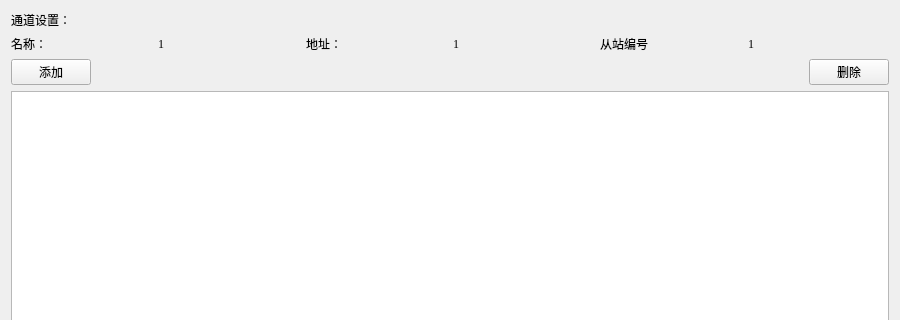
Before: the Qt Designer form Channelsettings.ui in wojiaoguowei/modbus, drawn with Qt 5; both pictures show x 0 to 900 and y 0 to 320 of the 900 by 469 pixel window.
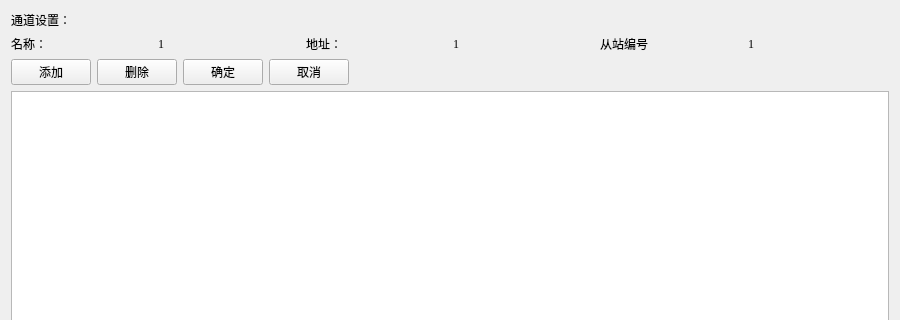
After: the same form once the commit is applied.

```diff
--- a/Channelsettings.ui
+++ b/Channelsettings.ui
@@ -127,6 +127,27 @@
        </property>
       </widget>
      </item>
+     <item>
+      <widget class="QPushButton" name="pushButton_2">
+       <property name="text">
+        <string>删除</string>
+       </property>
+      </widget>
+     </item>
+     <item>
+      <widget class="QPushButton" name="pushButton_3">
+       <property name="text">
+        <string>确定</string>
+       </property>
+      </widget>
+     </item>
+     <item>
+      <widget class="QPushButton" name="pushButton_4">
+       <property name="text">
+        <string>取消</string>
+       </property>
+      </widget>
+     </item>
      <item>
       <spacer name="horizontalSpacer">
        <property name="orientation">
@@ -140,13 +161,6 @@
        </property>
       </spacer>
      </item>
-     <item>
-      <widget class="QPushButton" name="pushButton_2">
-       <property name="text">
-        <string>删除</string>
-       </property>
-      </widget>
-     </item>
     </layout>
    </item>
    <item>
```
